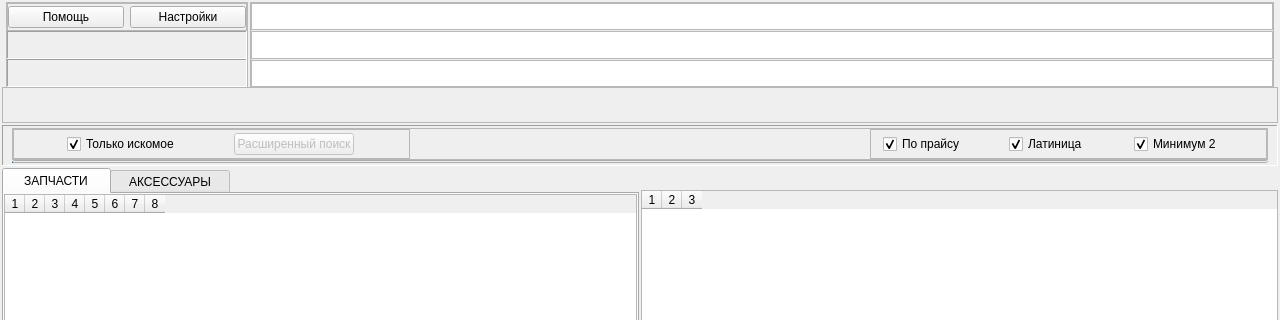
The window that MDA_UI/window_main.ui (Wrexan/MDA) describes before a commit, drawn with Qt 5; both pictures show x 0 to 1280 and y 0 to 320 of the 1280 by 700 pixel window.
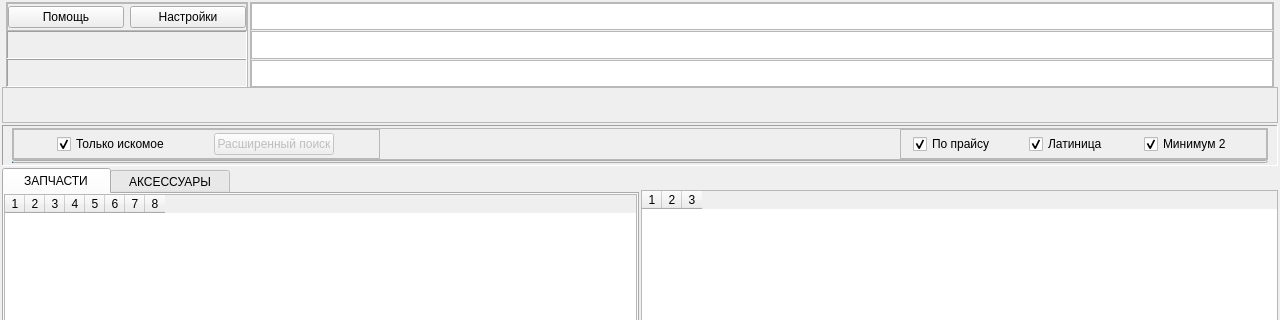
The same window after the commit. Icons and pictures are not drawn.

Commit message: fixed model list bug make input wider

```diff
--- a/MDA_UI/window_main.ui
+++ b/MDA_UI/window_main.ui
@@ -800,13 +800,13 @@
                   </property>
                   <property name="minimumSize">
                    <size>
-                    <width>460</width>
+                    <width>520</width>
                     <height>30</height>
                    </size>
                   </property>
                   <property name="maximumSize">
                    <size>
-                    <width>460</width>
+                    <width>520</width>
                     <height>30</height>
                    </size>
                   </property>
```
Left out of the diff: 2 changed lines with no effect on the pictures. The commit also changes 2 other files.
